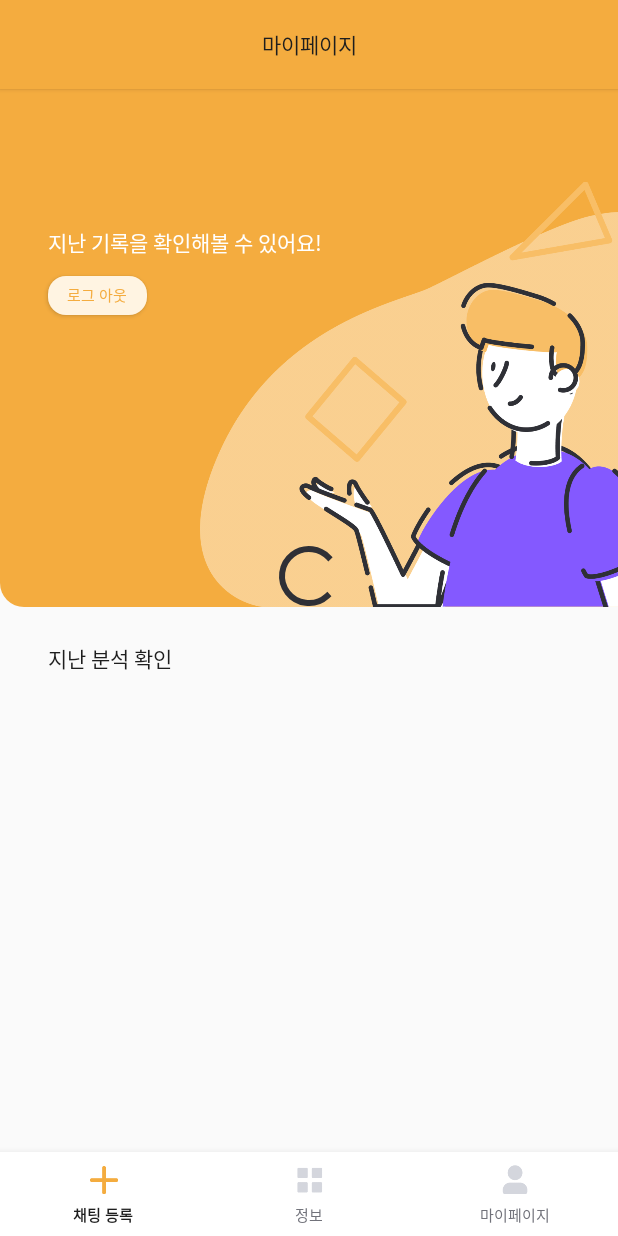
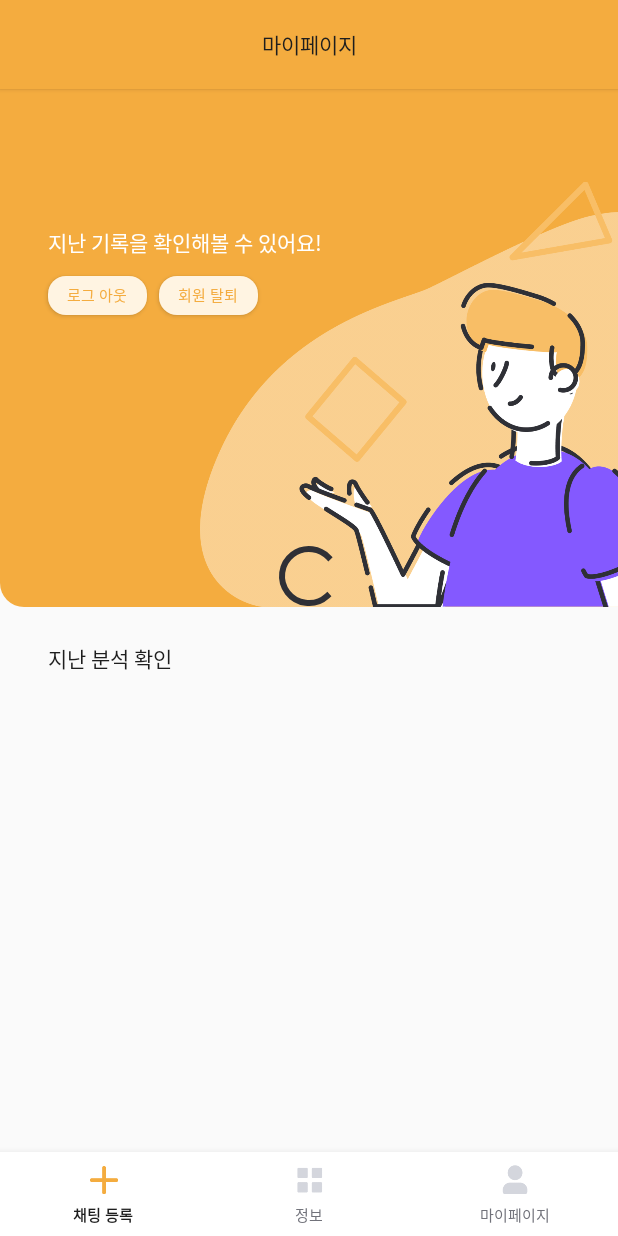
Before and after one commit to DS-Final-Project/Lighter_Android, an Android app: the fragment MyPageFragment placed in its activity, on a phone screen of 412 x 824 dp. Run offline under Robolectric (Android 15) with nearby library versions, the phone set to English and light mode, and no system bars; network calls fail; 1 statement that could not run was skipped.

Commit message:
[feat] 회원 탈퇴 기능 추가

```diff
--- a/app/src/main/java/com/example/test_android2/googleLogin/api/TokenService.kt
+++ b/app/src/main/java/com/example/test_android2/googleLogin/api/TokenService.kt
@@ -2,9 +2,14 @@ package com.example.test_android2.googleLogin.api
 
 import retrofit2.Call
 import retrofit2.http.Body
+import retrofit2.http.DELETE
 import retrofit2.http.POST
 
 interface TokenService {
     @POST("/google/login/redirect")
     fun tokenResult(@Body Token: TokenData): Call<ResponseToken>
+
+    // 회원 탈퇴
+    @DELETE("/mypage/withdraw")
+    fun deleteAccount(): Call<Void>
 }
--- a/app/src/main/res/layout/fragment_my_page.xml
+++ b/app/src/main/res/layout/fragment_my_page.xml
@@ -75,6 +75,21 @@
             app:layout_constraintTop_toBottomOf="@id/tv_mypage_description"
             app:layout_constraintWidth_percent="0.16" />
 
+        <Button
+            android:id="@+id/btn_signout"
+            style="@style/TextAppearance.AppCompat.Caption.M"
+            android:layout_width="0dp"
+            android:layout_height="26dp"
+            android:layout_marginStart="8dp"
+            android:layout_marginTop="12dp"
+            android:background="@drawable/shape_round_button"
+            android:backgroundTint="@color/highlight_lightest"
+            android:text="@string/signout"
+            android:textColor="@color/highlight_darkest"
+            app:layout_constraintStart_toEndOf="@id/btn_logout"
+            app:layout_constraintTop_toBottomOf="@id/tv_mypage_description"
+            app:layout_constraintWidth_percent="0.16" />
+
         <ImageView
             android:layout_width="0dp"
             android:layout_height="0dp"
--- a/app/src/main/res/values/strings.xml
+++ b/app/src/main/res/values/strings.xml
@@ -9,6 +9,7 @@
     <string name="signup_done">가입 완료</string>
     <string name="login">로그인</string>
     <string name="logout">로그 아웃</string>
+    <string name="signout">회원 탈퇴</string>
     <string name="kakaologin">혹시 나도? \n확인하고 싶을 땐,\n라-이터</string>
     <string name="kakaotext">카카오 계정 연동으로 시작해보세요!</string>
     <string name="googletext">구글 계정 연동으로 시작해보세요!</string>
```
Also changed, not shown: app/src/main/java/com/example/test_android2/googleLogin/LoginGoogle.kt (+16 -2 lines), app/src/main/java/com/example/test_android2/mypage/ui/MyPageFragment.kt (+45 -4 lines).
